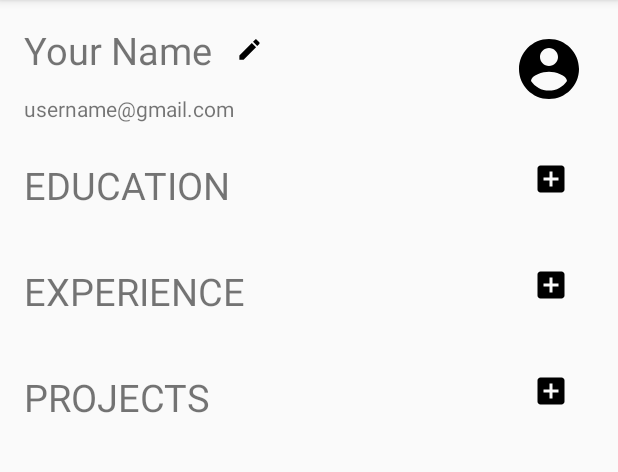
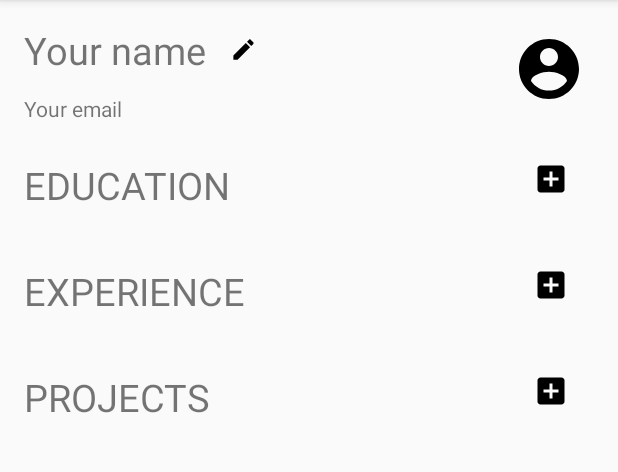
Before and after one commit to hzhang428/MiniLinkedIn, an Android app: the screen it shows after launch (MainActivity), on a phone screen of 412 x 824 dp, the part 84-556 px from its top. Run offline under Robolectric (Android 15) with nearby library versions, the phone set to English and light mode, and no system bars.

```diff
--- a/app/build.gradle
+++ b/app/build.gradle
@@ -26,5 +26,6 @@ dependencies {
     })
     compile 'com.android.support:appcompat-v7:24.2.1'
     compile 'com.android.support.constraint:constraint-layout:1.0.2'
+    compile 'com.google.code.gson:gson:2.7'
     testCompile 'junit:junit:4.12'
 }
--- a/app/src/main/java/com/example/haozhang/minilinkedin/MainActivity.java
+++ b/app/src/main/java/com/example/haozhang/minilinkedin/MainActivity.java
@@ -15,6 +15,8 @@ import com.example.haozhang.minilinkedin.model.Education;
 import com.example.haozhang.minilinkedin.model.Experience;
 import com.example.haozhang.minilinkedin.model.Project;
 import com.example.haozhang.minilinkedin.util.DateUtils;
+import com.example.haozhang.minilinkedin.util.ModelUtils;
+import com.google.gson.reflect.TypeToken;
 
 import org.w3c.dom.Text;
 
@@ -28,9 +30,9 @@ public class MainActivity extends AppCompatActivity {
     private static final int REQ_CODE_EXPERIENCE_EDIT = 102;
     private static final int REQ_CODE_BASIC_INFO_EDIT = 103;
 
-    private static final String MODEL_EDUCATION = "educations";
-    private static final String MODEL_PROJECT = "projects";
-    private static final String MODEL_EXPERIENCE = "experiences";
+    private static final String MODEL_EDUCATIONS = "educations";
+    private static final String MODEL_PROJECTS = "projects";
+    private static final String MODEL_EXPERIENCES = "experiences";
     private static final String MODEL_BASIC_INFO = "basic_info";
 
     private BasicInfo basicInfo;
@@ -42,6 +44,7 @@ public class MainActivity extends AppCompatActivity {
     @Override
     protected void onCreate(Bundle savedInstanceState) {
         super.onCreate(savedInstanceState);
+        loadData();
         setupUI();
     }
 
@@ -54,9 +57,6 @@ public class MainActivity extends AppCompatActivity {
                     break;
                 case REQ_CODE_EDUCATION_EDIT:
                     Education education = data.getParcelableExtra(EducationEditActivity.KEY_EDUCATION);
-                    if (educations == null) {
-                        educations = new ArrayList<>();
-                    }
                     updateEducation(education);
                     break;
                 case REQ_CODE_EXPERIENCE_EDIT:
@@ -65,6 +65,25 @@ public class MainActivity extends AppCompatActivity {
                     break;
             }
         }
+    }
+
+    private void loadData() {
+        BasicInfo savedBasicInfo = ModelUtils.read(this, MODEL_BASIC_INFO, new TypeToken<BasicInfo>() {
+        });
+        basicInfo = savedBasicInfo == null ? new BasicInfo() : savedBasicInfo;
+
+        List<Education> savedEducations = ModelUtils.read(this, MODEL_EDUCATIONS, new TypeToken<List<Education>>() {
+        });
+        educations = savedEducations == null ? new ArrayList<Education>() : savedEducations;
+
+        List<Experience> savedExperiences = ModelUtils.read(this, MODEL_EXPERIENCES, new TypeToken<List<Experience>>() {
+        });
+        experiences = savedExperiences == null ? new ArrayList<Experience>() : savedExperiences;
+
+        List<Project> savedProjects = ModelUtils.read(this, MODEL_PROJECTS, new TypeToken<List<Project>>() {
+        });
+        projects = savedProjects == null ? new ArrayList<Project>() : savedProjects;
+
     }
 
     private void setupUI() {
@@ -78,15 +97,15 @@ public class MainActivity extends AppCompatActivity {
                 startActivityForResult(intent, REQ_CODE_EDUCATION_EDIT);
             }
         });
-//        setupBasicInfo();
-//        setupEducations();
-//        setupExperiences();
-//        setupProjects();
+        setupBasicInfo();
+        setupEducations();
+        setupExperiences();
+        setupProjects();
     }
 
     private void setupBasicInfo() {
-        ((TextView) findViewById(R.id.name)).setText(basicInfo.name);
-        ((TextView) findViewById(R.id.email)).setText(basicInfo.email);
+        ((TextView) findViewById(R.id.name)).setText(TextUtils.isEmpty(basicInfo.name) ? "Your name" : basicInfo.name);
+        ((TextView) findViewById(R.id.email)).setText(TextUtils.isEmpty(basicInfo.email) ? "Your email" : basicInfo.email);
     }
 
     private void setupEducations() {
@@ -158,6 +177,7 @@ public class MainActivity extends AppCompatActivity {
         if (!found) {
             educations.add(education);
         }
+        ModelUtils.save(this, MODEL_EDUCATIONS, educations);
         setupEducations();
     }
 
--- /dev/null
+++ b/app/src/main/java/com/example/haozhang/minilinkedin/util/ModelUtils.java
@@ -0,0 +1,34 @@
+package com.example.haozhang.minilinkedin.util;
+
+import android.content.Context;
+import android.content.SharedPreferences;
+
+import com.google.gson.Gson;
+import com.google.gson.JsonSyntaxException;
+import com.google.gson.reflect.TypeToken;
+
+/**
+ * Created by haozhang on 3/24/17.
+ */
+
+public class ModelUtils {
+
+    private static Gson gson = new Gson();
+    private static String PREF_NAME = "models";
+
+    public static void save(Context context, String key, Object object) {
+        SharedPreferences sp = context.getSharedPreferences(PREF_NAME, Context.MODE_PRIVATE);
+        String jsonString = gson.toJson(object);
+        sp.edit().putString(key, jsonString).apply();
+    }
+
+    public static <T> T read(Context context, String key, TypeToken<T> typeToken) {
+        SharedPreferences sp = context.getSharedPreferences(PREF_NAME, Context.MODE_PRIVATE);
+        try {
+            return gson.fromJson(sp.getString(key, ""), typeToken.getType());
+        } catch (JsonSyntaxException e) {
+            e.printStackTrace();
+            return null;
+        }
+    }
+}
--- a/build.gradle
+++ b/build.gradle
@@ -8,7 +8,7 @@ buildscript {
         classpath 'com.android.tools.build:gradle:2.3.0'
 
         // NOTE: Do not place your application dependencies here; they belong
-        // in the individual module build.gradle files
+        // in the indieducations.add(education);vidual module build.gradle files
     }
 }
 
```
Also changed, not shown: app/src/main/res/drawable/ic_done_white_24dp.xml (added, +10 -0 lines).
